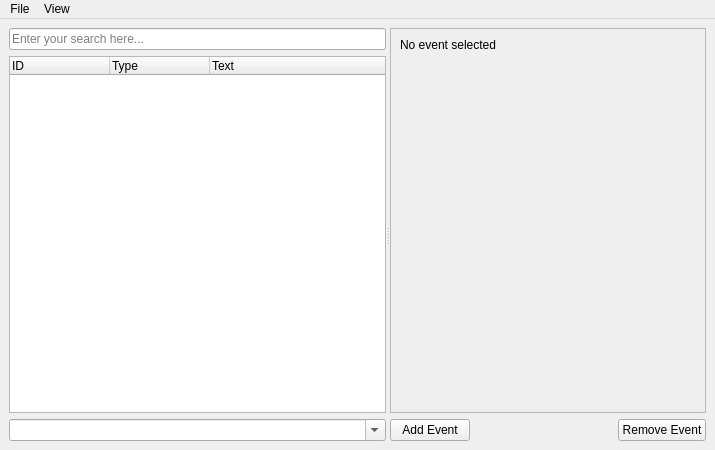
comphack/comp_hack, file tools/cathedral/ui/EventWindow.ui: the form before one commit.
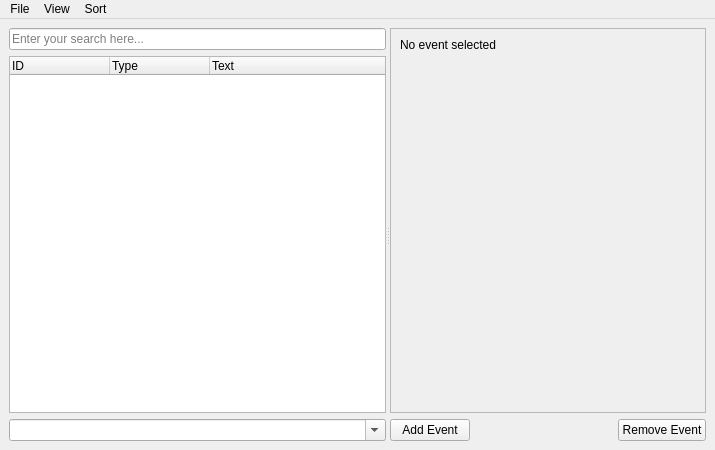
The form after the commit.

Commit message: Shortcuts and event reordering

Diff of the .ui file:
```diff
--- a/tools/cathedral/ui/EventWindow.ui
+++ b/tools/cathedral/ui/EventWindow.ui
@@ -198,8 +198,17 @@
     <addaction name="actionCollapseAll"/>
     <addaction name="actionExpandAll"/>
    </widget>
+   <widget class="QMenu" name="menuSort">
+    <property name="title">
+     <string>Sort</string>
+    </property>
+    <addaction name="actionMoveUp"/>
+    <addaction name="actionMoveDown"/>
+    <addaction name="actionReorganize"/>
+   </widget>
    <addaction name="menuFile"/>
    <addaction name="menuView"/>
+   <addaction name="menuSort"/>
   </widget>
   <action name="actionLoadFile">
    <property name="text">
```
Left out of the diff: 63 changed lines with no effect on the pictures. The commit also changes 6 other files.
